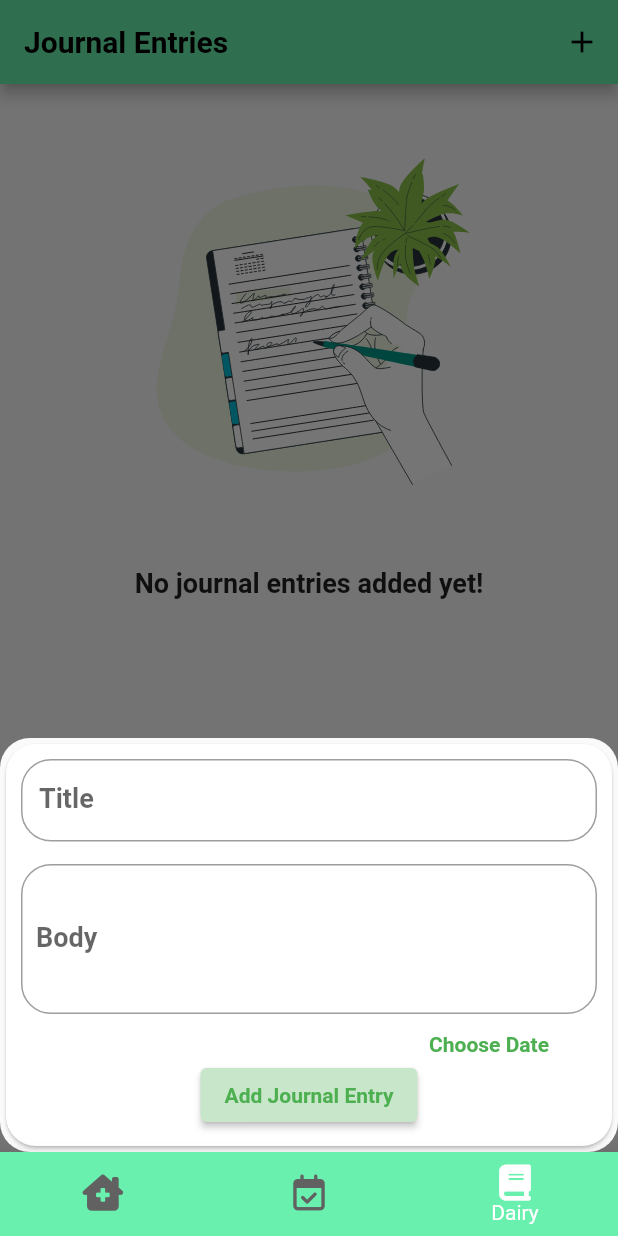
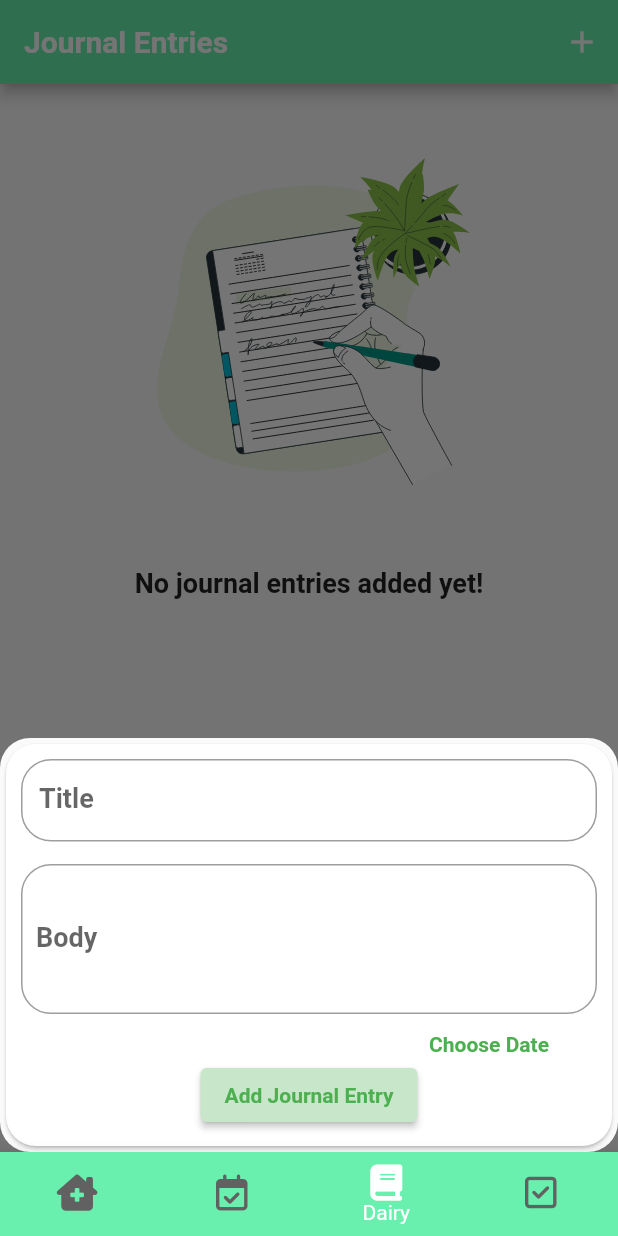
Before and after one commit to Prakharshuklaaa/wecare, a Flutter app: the MainLayout screen opened by its route, item 3 of the bottom bar chosen, after a tap on the "add" icon, on a phone screen of 412 x 824 dp. Run offline on Flutter 3.47's test engine with Material 2 defaults, Android fonts, the phone set to English and light mode, and no system bars; our stand-ins replace firebase_auth, firebase_core, firebase_messaging, font_awesome_flutter, google_sign_in, lottie and 1 more; accounts and stored records are empty; network calls fail; Roboto replaces fonts that are missing (OpenSans).

Commit message:
commit11/07

```diff
--- /dev/null
+++ b/lib/components/answer.dart
@@ -0,0 +1,27 @@
+import 'package:flutter/material.dart';
+
+class Answer extends StatelessWidget {
+  final void Function()? selectHandler;
+  final String answerText;
+  Answer(this.selectHandler, this.answerText);
+
+  @override
+  Widget build(BuildContext context) {
+    return Container(
+      width: 200,
+      child: ElevatedButton(
+        child: Text(
+          answerText,
+          style: TextStyle(
+            fontSize: 20,
+            color: Color.fromARGB(255, 255, 255, 255),
+          ),
+        ),
+        onPressed: selectHandler,
+        style: ButtonStyle(
+          backgroundColor: MaterialStateProperty.all(Colors.greenAccent),
+        ),
+      ),
+    );
+  }
+}
--- /dev/null
+++ b/lib/components/question.dart
@@ -0,0 +1,20 @@
+import 'package:flutter/material.dart';
+
+class Question extends StatelessWidget {
+  final String questionText;
+
+  Question(this.questionText);
+
+  @override
+  Widget build(BuildContext context) {
+    return Container(
+      width: double.infinity,
+      margin: EdgeInsets.all(10),
+      child: Text(
+        questionText,
+        style: TextStyle(fontSize: 28),
+        textAlign: TextAlign.center,
+      ),
+    );
+  }
+}
--- /dev/null
+++ b/lib/components/quiz.dart
@@ -0,0 +1,42 @@
+import 'package:flutter/material.dart';
+
+import 'package:wecare/components/quiz.dart';
+import 'package:wecare/components/answer.dart';
+import 'package:wecare/components/question.dart';
+import 'package:wecare/components/result.dart';
+
+class Quiz extends StatelessWidget {
+  final List<Map<String, Object>> questions;
+  final Function answerQuestion;
+  final int questionIndex;
+
+  Quiz(
+      {required this.questions,
+      required this.answerQuestion,
+      required this.questionIndex});
+
+  @override
+  Widget build(BuildContext context) {
+    return Container(
+      alignment: Alignment.center,
+      padding: EdgeInsets.fromLTRB(0, 170, 0, 0),
+      child: Column(
+        children: [
+          Text(
+            'Question ${questionIndex + 1}/${questions.length}',
+            style: TextStyle(
+                fontSize: 20, color: Colors.black, fontWeight: FontWeight.bold),
+          ),
+          Question(
+            questions[questionIndex]['questionText'] as String,
+          ),
+          ...(questions[questionIndex]['answers'] as List<Map<String, Object>>)
+              .map((answer) {
+            return Answer(() => answerQuestion(answer['score']),
+                answer['text'] as String);
+          }).toList(),
+        ],
+      ),
+    );
+  }
+}
--- a/lib/main.dart
+++ b/lib/main.dart
@@ -7,7 +7,6 @@ import 'package:wecare/screens/success_book.dart';
 import 'package:wecare/utils/config.dart';
 import 'package:wecare/utils/main_layout.dart';
 import 'package:firebase_core/firebase_core.dart';
-
 import 'package:firebase_core/firebase_core.dart';
 
 void main() async {
--- a/lib/screens/Journal.dart
+++ b/lib/screens/Journal.dart
@@ -128,11 +128,11 @@ class _MyHomePageState extends State<MyHomePage> {
       backgroundColor: Colors.greenAccent,
       title: const Text(
         'Journal Entries',
-        style: TextStyle(color: Colors.black),
+        style: TextStyle(color: Colors.white, fontWeight: FontWeight.bold),
       ),
       actions: [
         IconButton(
-          color: Colors.black,
+          color: Colors.white,
           onPressed: () => _startNewEntry(context),
           icon: const Icon(Icons.add),
         ),
@@ -164,7 +164,7 @@ class _MyHomePageState extends State<MyHomePage> {
         onPressed: () => _startNewEntry(context),
         child: const Icon(
           Icons.add,
-          color: Colors.black,
+          color: Colors.white,
         ),
       ),
     );
--- a/lib/screens/home_page.dart
+++ b/lib/screens/home_page.dart
@@ -174,8 +174,8 @@ class _HomePageState extends State<HomePage> {
                                                   begin: Alignment.topCenter,
                                                   end: Alignment.bottomCenter,
                                                   colors: [
-                                                    Colors.blue,
-                                                    Colors.teal,
+                                                    Colors.greenAccent,
+                                                    Colors.white,
                                                   ]),
                                             ),
                                             padding: const EdgeInsets.all(16),
--- /dev/null
+++ b/lib/screens/test.dart
@@ -0,0 +1,170 @@
+import 'package:flutter/material.dart';
+import 'package:wecare/components/quiz.dart';
+import 'package:wecare/components/answer.dart';
+import 'package:wecare/components/question.dart';
+import 'package:wecare/components/result.dart';
+
+class test extends StatefulWidget {
+  @override
+  State<StatefulWidget> createState() {
+    return testState();
+  }
+}
+
+class testState extends State<test> {
+  var _questionIndex = 0;
+  var _totalScore = 0;
+
+  void _resetQuiz() {
+    setState(() {
+      _questionIndex = 0;
+      _totalScore = 0;
+    });
+  }
+
+  var _questions = const [
+    {
+      'questionText': 'Were you ever evaluated clinically for stress?',
+      'answers': [
+        {'text': 'Yes', 'score': 5},
+        {'text': 'No', 'score': 0},
+      ],
+    },
+    {
+      'questionText': 'Relationship problems?',
+      'answers': [
+        {'text': 'Yes', 'score': 5},
+        {'text': 'No', 'score': 0},
+      ],
+    },
+    {
+      'questionText': 'Trouble with parents?',
+      'answers': [
+        {'text': 'Yes', 'score': 4},
+        {'text': 'No', 'score': 0},
+      ],
+    },
+    {
+      'questionText': 'Lower grades than expected?',
+      'answers': [
+        {'text': 'Yes', 'score': 3},
+        {'text': 'No', 'score': 0},
+      ],
+    },
+    {
+      'questionText':
+          'Feeling bad about yourself - or that you are a failure or have let yourself or your family down',
+      'answers': [
+        {'text': 'Fairly Often', 'score': 4},
+        {'text': 'Very Often', 'score': 3},
+        {'text': 'Sometimes', 'score': 2},
+        {'text': 'Almost Never', 'score': 1},
+      ],
+    },
+    {
+      'questionText':
+          'I have been upset very often due to something that happened unexpectedly',
+      'answers': [
+        {'text': 'Strongly Disagree', 'score': 1},
+        {'text': 'Disagree', 'score': 2},
+        {'text': 'Neutral', 'score': 3},
+        {'text': 'Agree', 'score': 4},
+        {'text': 'Strongly Agree', 'score': 5},
+      ],
+    },
+    {
+      'questionText':
+          'I often feel that I\'m unable to control important things in my life',
+      'answers': [
+        {'text': 'Strongly Disagree', 'score': 1},
+        {'text': 'Disagree', 'score': 2},
+        {'text': 'Neutral', 'score': 3},
+        {'text': 'Agree', 'score': 4},
+        {'text': 'Strongly Agree', 'score': 5},
+      ],
+    },
+    {
+      'questionText': 'I often feel stressed out and nervous',
+      'answers': [
+        {'text': 'Strongly Disagree', 'score': 1},
+        {'text': 'Disagree', 'score': 2},
+        {'text': 'Neutral', 'score': 3},
+        {'text': 'Agree', 'score': 4},
+        {'text': 'Strongly Agree', 'score': 5},
+      ],
+    },
+    {
+      'questionText':
+          'I often feel confident about my ability to handle my personal problems',
+      'answers': [
+        {'text': 'Strongly Disagree', 'score': 5},
+        {'text': 'Disagree', 'score': 4},
+        {'text': 'Neutral', 'score': 3},
+        {'text': 'Agree', 'score': 2},
+        {'text': 'Strongly Agree', 'score': 1},
+      ],
+    },
+    {
+      'questionText':
+          'I often feel confident about my ability to handle my personal problems',
+      'answers': [
+        {'text': 'Strongly Disagree', 'score': 5},
+        {'text': 'Disagree', 'score': 4},
+        {'text': 'Neutral', 'score': 3},
+        {'text': 'Agree', 'score': 2},
+        {'text': 'Strongly Agree', 'score': 1},
+      ],
+    },
+    {
+      'questionText': 'I often feel that I am on top of things',
+      'answers': [
+        {'text': 'Strongly Disagree', 'score': 5},
+        {'text': 'Disagree', 'score': 4},
+        {'text': 'Neutral', 'score': 3},
+        {'text': 'Agree', 'score': 2},
+        {'text': 'Strongly Agree', 'score': 1},
+      ],
+    },
+    {
+      'questionText':
+          'I often feel that I\'m being watched by others and they\'re gossiping about me',
+      'answers': [
+        {'text': 'Strongly Disagree', 'score': 1},
+        {'text': 'Disagree', 'score': 2},
+        {'text': 'Neutral', 'score': 3},
+        {'text': 'Agree', 'score': 4},
+        {'text': 'Strongly Agree', 'score': 5},
+      ],
+    },
+  ];
+
+  void _answerQuestion(int score) {
+    //wrapping in a set state function
+    _totalScore = _totalScore + score;
+    setState(() {
+      _questionIndex = _questionIndex + 1;
+    });
+  }
+
+  Widget build(BuildContext context) {
+    return MaterialApp(
+      debugShowCheckedModeBanner: false,
+      home: Scaffold(
+        appBar: AppBar(
+          backgroundColor: Colors.greenAccent,
+          title: Text(
+            'Stress Calculator',
+            textAlign: TextAlign.center,
+          ),
+        ),
+        body: _questionIndex <= _questions.length - 1
+            ? Quiz(
+                questions: _questions,
+                answerQuestion: _answerQuestion,
+                questionIndex: _questionIndex,
+              )
+            : Result(_totalScore, _resetQuiz),
+      ),
+    );
+  }
+}
--- a/lib/utils/main_layout.dart
+++ b/lib/utils/main_layout.dart
@@ -3,7 +3,7 @@ import 'package:font_awesome_flutter/font_awesome_flutter.dart';
 import 'package:wecare/screens/Journal.dart';
 import 'package:wecare/screens/home_page.dart';
 import 'package:wecare/screens/appointment_page.dart';
-import 'package:wecare/screens/chat_gpt.dart';
+import 'package:wecare/screens/test.dart';
 
 class MainLayout extends StatefulWidget {
   const MainLayout({Key? key}) : super(key: key);
@@ -30,6 +30,7 @@ class _MainLayoutState extends State<MainLayout> {
           const HomePage(),
           const AppointmentPage(),
           Journal(),
+          test(),
         ],
       ),
       bottomNavigationBar: BottomNavigationBar(
@@ -57,6 +58,10 @@ class _MainLayoutState extends State<MainLayout> {
             icon: FaIcon(FontAwesomeIcons.book),
             label: 'Dairy',
           ),
+          BottomNavigationBarItem(
+            icon: FaIcon(FontAwesomeIcons.checkSquare),
+            label: 'Quiz',
+          ),
         ],
       ),
     );
```
Also changed, not shown: lib/components/new_entry.dart (+79 -9 lines), lib/components/result.dart (added, +58 -0 lines), lib/utils/NotePage.dart (deleted, +0 -38 lines), pubspec.yaml (+10 -0 lines), assets/icon.png (added), pubspec.lock, 29 other files.
